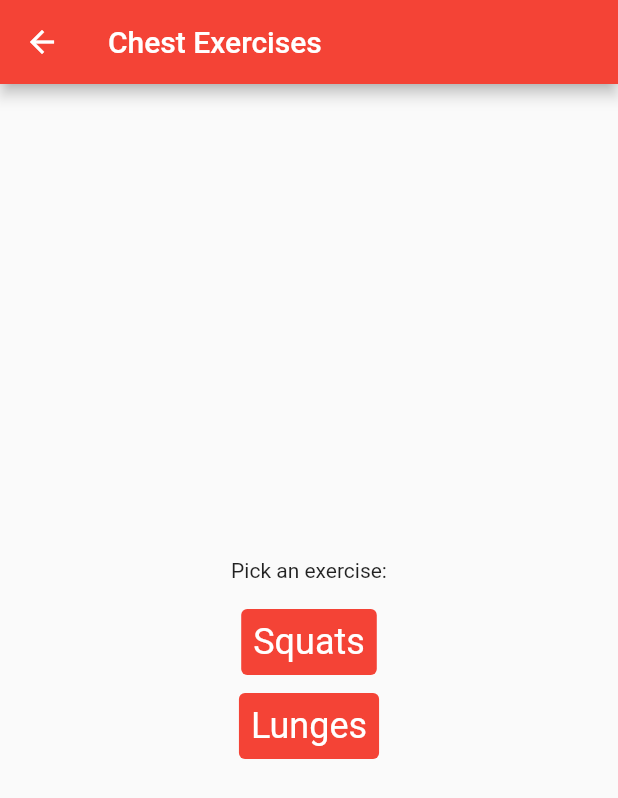
After one commit to dvdutch/workout, a Flutter app: the screen it shows after launch, after a tap on "Legs", on a phone screen of 412 x 824 dp. The commit adds this screen. Shown: the top 798 px of the screen. Run offline on Flutter 3.47's test engine with Material 2 defaults, Android fonts, the phone set to English and light mode, and no system bars.

Commit message:
Added leg workouts

```diff
--- a/lib/screens/home_page.dart
+++ b/lib/screens/home_page.dart
@@ -1,4 +1,5 @@
 import 'package:flutter/material.dart';
+import 'package:workout/screens/legs_page.dart';
 
 import 'chest_page.dart';
 
@@ -34,6 +35,20 @@ class HomePage extends StatelessWidget {
             const SizedBox(
               height: 8.0,
             ),
+            TextButton(
+              onPressed: () {
+                Navigator.push(
+                  context,
+                  MaterialPageRoute(builder: (context) => const LegsPage()),
+                );
+              },
+              child: Text(
+                'Legs',
+                style: Theme.of(context).textTheme.headlineSmall?.copyWith(
+                      color: Colors.white,
+                    ),
+              ),
+            ),
           ],
         ),
       ),
--- /dev/null
+++ b/lib/screens/legs_page.dart
@@ -0,0 +1,57 @@
+import 'package:flutter/material.dart';
+import 'package:workout/models/exercise.dart';
+import 'package:workout/screens/exercise_page.dart';
+
+class LegsPage extends StatelessWidget {
+  const LegsPage({Key? key}) : super(key: key);
+
+  @override
+  Widget build(BuildContext context) {
+    return Scaffold(
+      appBar: AppBar(title: const Text('Chest Exercises')),
+      body: Center(
+          child: Column(
+        mainAxisAlignment: MainAxisAlignment.center,
+        children: [
+          const Text('Pick an exercise:'),
+          const SizedBox(height: 16.0),
+          TextButton(
+            onPressed: () {
+              Navigator.push(
+                context,
+                MaterialPageRoute(
+                    builder: (context) => ExercisePage(
+                        exercise: Exercise(
+                            name: 'Squats', imagePath: 'assets/squats.jpg'))),
+              );
+            },
+            child: Text(
+              'Squats',
+              style: Theme.of(context).textTheme.headlineSmall?.copyWith(
+                    color: Colors.white,
+                  ),
+            ),
+          ),
+          const SizedBox(height: 8.0),
+          TextButton(
+            onPressed: () {
+              Navigator.push(
+                context,
+                MaterialPageRoute(
+                    builder: (context) => ExercisePage(
+                        exercise: Exercise(
+                            name: 'Lunges', imagePath: 'assets/lunges.jpg'))),
+              );
+            },
+            child: Text(
+              'Lunges',
+              style: Theme.of(context).textTheme.headlineSmall?.copyWith(
+                    color: Colors.white,
+                  ),
+            ),
+          ),
+        ],
+      )),
+    );
+  }
+}
```
Also changed, not shown: assets/lunges.jpg (added), assets/squats.jpg (added).
